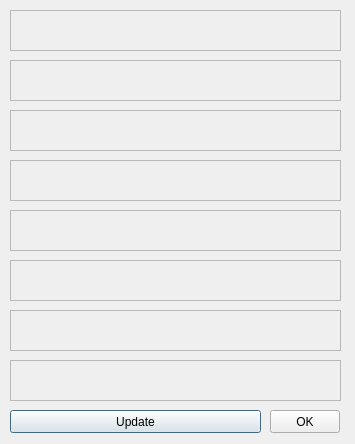
This is cweather.ui in PavelMr/skytechx as Qt 5 draws it before an edit. The edited form follows.
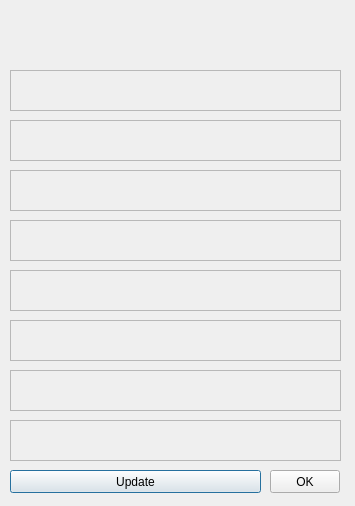
This is the edited form.

The edit to the form file:
```diff
--- a/cweather.ui
+++ b/cweather.ui
@@ -7,7 +7,7 @@
     <x>0</x>
     <y>0</y>
     <width>355</width>
-    <height>444</height>
+    <height>506</height>
    </rect>
   </property>
   <property name="windowTitle">
@@ -17,7 +17,7 @@
    <property name="geometry">
     <rect>
      <x>10</x>
-     <y>410</y>
+     <y>470</y>
      <width>251</width>
      <height>23</height>
     </rect>
@@ -30,7 +30,7 @@
    <property name="geometry">
     <rect>
      <x>270</x>
-     <y>410</y>
+     <y>470</y>
      <width>70</width>
      <height>23</height>
     </rect>
@@ -43,7 +43,7 @@
    <property name="geometry">
     <rect>
      <x>10</x>
-     <y>110</y>
+     <y>170</y>
      <width>331</width>
      <height>41</height>
     </rect>
@@ -69,7 +69,7 @@
    <property name="geometry">
     <rect>
      <x>10</x>
-     <y>160</y>
+     <y>220</y>
      <width>331</width>
      <height>41</height>
     </rect>
@@ -95,7 +95,7 @@
    <property name="geometry">
     <rect>
      <x>10</x>
-     <y>210</y>
+     <y>270</y>
      <width>331</width>
      <height>41</height>
     </rect>
@@ -121,7 +121,7 @@
    <property name="geometry">
     <rect>
      <x>10</x>
-     <y>260</y>
+     <y>320</y>
      <width>331</width>
      <height>41</height>
     </rect>
@@ -147,7 +147,7 @@
    <property name="geometry">
     <rect>
      <x>10</x>
-     <y>310</y>
+     <y>370</y>
      <width>331</width>
      <height>41</height>
     </rect>
@@ -173,7 +173,7 @@
    <property name="geometry">
     <rect>
      <x>10</x>
-     <y>360</y>
+     <y>420</y>
      <width>331</width>
      <height>41</height>
     </rect>
@@ -199,7 +199,7 @@
    <property name="geometry">
     <rect>
      <x>10</x>
-     <y>10</y>
+     <y>70</y>
      <width>331</width>
      <height>41</height>
     </rect>
@@ -231,7 +231,7 @@
    <property name="geometry">
     <rect>
      <x>10</x>
-     <y>60</y>
+     <y>120</y>
      <width>331</width>
      <height>41</height>
     </rect>
@@ -259,6 +259,22 @@
     <bool>true</bool>
    </property>
   </widget>
+  <widget class="QLabel" name="label_icon">
+   <property name="geometry">
+    <rect>
+     <x>10</x>
+     <y>10</y>
+     <width>50</width>
+     <height>50</height>
+    </rect>
+   </property>
+   <property name="frameShape">
+    <enum>QFrame::NoFrame</enum>
+   </property>
+   <property name="text">
+    <string/>
+   </property>
+  </widget>
  </widget>
  <resources/>
  <connections/>
```
